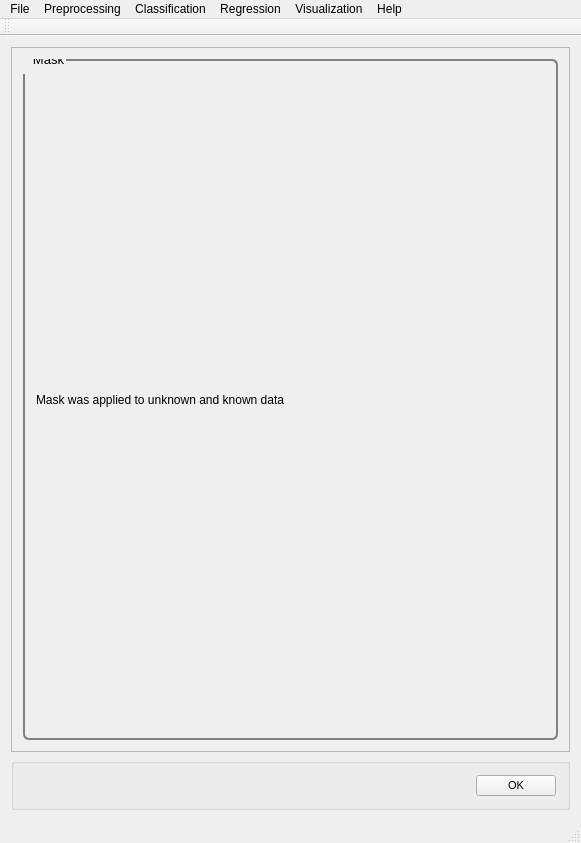
This is src/PYSAT_Gui_UI_Forms/04_mainwindow_mask.ui in tisaconundrum2/PySAT-GUI as Qt 5 draws it before an edit. The edited form follows.
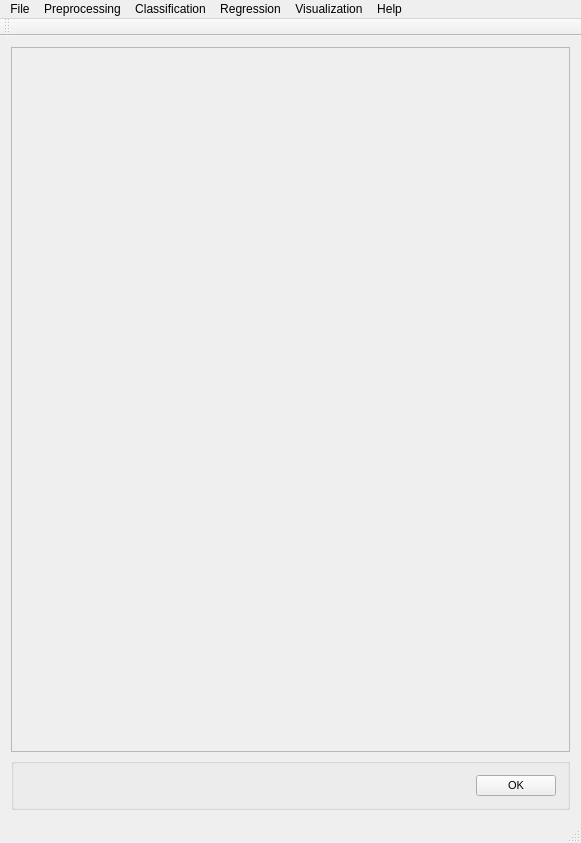
This is the edited form.

Commit message: FIX: maskfile had no file dialog, this has been added

```diff
--- a/src/PYSAT_Gui_UI_Forms/04_mainwindow_mask.ui
+++ b/src/PYSAT_Gui_UI_Forms/04_mainwindow_mask.ui
@@ -48,37 +48,7 @@
 }
 </string>
        </property>
-       <layout class="QVBoxLayout" name="verticalLayout_8">
-        <item>
-         <widget class="QGroupBox" name="masked">
-          <property name="font">
-           <font>
-            <pointsize>10</pointsize>
-           </font>
-          </property>
-          <property name="title">
-           <string>Mask</string>
-          </property>
-          <layout class="QVBoxLayout" name="CrossValid_3">
-           <item>
-            <layout class="QHBoxLayout" name="horizontalLayout_12">
-             <item>
-              <layout class="QVBoxLayout" name="verticalLayout_23">
-               <item>
-                <widget class="QLabel" name="label_16">
-                 <property name="text">
-                  <string>Mask was applied to unknown and known data</string>
-                 </property>
-                </widget>
-               </item>
-              </layout>
-             </item>
-            </layout>
-           </item>
-          </layout>
-         </widget>
-        </item>
-       </layout>
+       <layout class="QVBoxLayout" name="verticalLayout_8"/>
       </widget>
      </widget>
     </item>
```
The commit also changes 2 other files.
